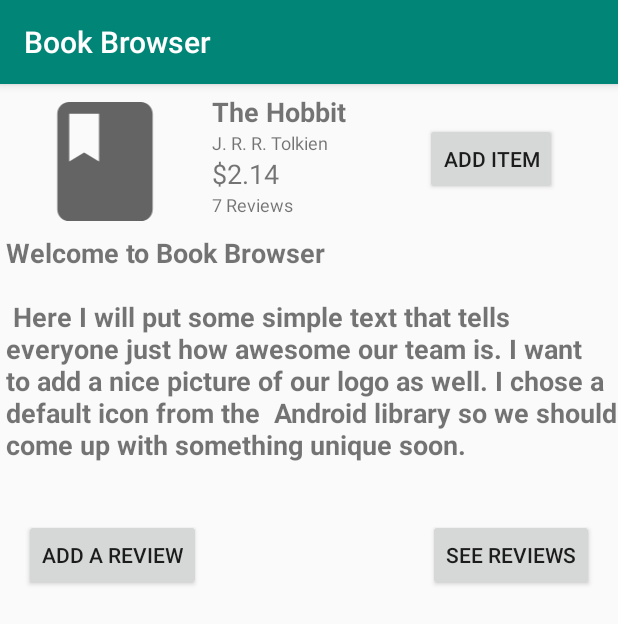
After one commit to LanceDCantu/BookBrowser, an Android app: the BookInfo screen opened directly, with no data from a screen before it, on a phone screen of 412 x 824 dp. The commit adds this screen. Shown: the top 624 px of the screen. Run offline under Robolectric (Android 15) with nearby library versions, the phone set to English and light mode, and no system bars; our stand-ins replace Firebase (no records; nobody signed in at launch, a user with empty details on screens opened directly).

Commit message:
Added book info page

```diff
--- a/app/src/main/AndroidManifest.xml
+++ b/app/src/main/AndroidManifest.xml
@@ -46,6 +46,9 @@
                 android:theme="@style/AppTheme.NoActionBar">
         </activity>
         <activity
+                android:name=".BookInfo">
+        </activity>
+        <activity
                 android:name=".login"
                 android:label="@string/title_activity_login"
                 android:theme="@style/AppTheme.NoActionBar">
--- /dev/null
+++ b/app/src/main/java/com/example/lance/bookbrowser/BookInfo.kt
@@ -0,0 +1,65 @@
+package com.example.lance.bookbrowser
+
+import android.app.SearchManager
+import android.content.Context
+import android.content.Intent
+import android.os.Bundle
+import android.os.PersistableBundle
+import android.support.constraint.Group
+import android.support.design.widget.Snackbar
+import android.support.design.widget.NavigationView
+import android.support.v4.view.GravityCompat
+import android.support.v7.app.ActionBarDrawerToggle
+import android.support.v7.app.AppCompatActivity
+
+import android.util.Log
+import android.view.Menu
+import android.view.MenuItem
+import android.view.View
+import android.widget.Button
+import android.widget.SearchView
+import android.widget.Toast
+import com.example.lance.bookbrowser.notification.NotificationCountSetClass
+import kotlinx.android.synthetic.main.activity_main.*
+import kotlinx.android.synthetic.main.app_bar_main.*
+
+import com.google.firebase.database.*
+import com.google.firebase.database.core.Constants
+import kotlinx.android.synthetic.main.content_main.*
+import kotlinx.android.synthetic.main.book_info.*
+
+class BookInfo : AppCompatActivity(), View.OnClickListener {
+    override fun onClick(v: View?) {
+        when(v?.id){
+/*
+            R.id.addButton->{
+                cartItems++
+                NotificationCountSetClass.setNotifyCount(cartItems)
+                invalidateOptionsMenu() //refresh counter
+            }
+
+            R.id.button3->{
+                cartItems--
+                NotificationCountSetClass.setNotifyCount(cartItems)
+                invalidateOptionsMenu() //refresh counter
+            }*/
+
+        }
+    }
+
+    var cartItems = 0
+    override fun onCreate(savedInstanceState: Bundle?){
+
+        super.onCreate(savedInstanceState)
+        setContentView(R.layout.book_info)
+
+        addButton.setOnClickListener(this)
+
+    }
+/*
+    override fun onPrepareOptionsMenu(menu: Menu): Boolean {
+        var item = menu.findItem(R.id.action_cart)
+        NotificationCountSetClass.setAddToCart(this@BookInfo, item, cartItems!!)
+        return super.onPrepareOptionsMenu(menu)
+    }*/
+}
--- /dev/null
+++ b/app/src/main/res/layout/book_info.xml
@@ -0,0 +1,103 @@
+<?xml version="1.0" encoding="utf-8"?>
+<android.support.constraint.ConstraintLayout
+        xmlns:android="http://schemas.android.com/apk/res/android"
+        xmlns:tools="http://schemas.android.com/tools"
+        xmlns:app="http://schemas.android.com/apk/res-auto"
+        android:layout_width="match_parent"
+        android:layout_height="match_parent"
+        tools:context=".BookInfo">
+    <LinearLayout
+            android:layout_width="wrap_content"
+            android:layout_height="wrap_content"
+            android:orientation="vertical"
+            android:layout_marginLeft="4dp"
+            app:layout_constraintStart_toStartOf="parent" android:id="@+id/linearLayout2"
+            app:layout_constraintTop_toTopOf="parent">
+        <android.support.constraint.ConstraintLayout
+                android:id="@+id/book_1"
+                android:orientation="vertical"
+                android:layout_width="match_parent"
+                android:layout_height="100dp">
+
+            <LinearLayout
+                    android:layout_width="wrap_content"
+                    android:layout_height="wrap_content"
+                    android:orientation="vertical"
+                    android:layout_marginStart="128dp"
+                    app:layout_constraintStart_toStartOf="parent" android:id="@+id/linearLayout"
+                    app:layout_constraintTop_toTopOf="parent" app:layout_constraintStart_toEndOf="@+id/imageView2"
+                    app:layout_constraintEnd_toStartOf="@+id/addButton" android:layout_marginEnd="43dp"
+            >
+
+                <TextView
+                        android:layout_width="wrap_content"
+                        android:layout_height="wrap_content"
+                        android:layout_marginTop="6dp"
+                        android:text="@string/book_title"
+                        android:textSize="18sp"
+                        android:textStyle="bold"/>
+
+                <TextView
+                        android:layout_width="wrap_content"
+                        android:layout_height="wrap_content"
+                        android:text="@string/author_name"
+                        android:textSize="12sp"/>
+
+                <TextView
+                        android:layout_width="wrap_content"
+                        android:layout_height="wrap_content"
+                        android:text="@string/price"
+                        android:textSize="18sp"/>
+
+                <TextView
+                        android:layout_width="wrap_content"
+                        android:layout_height="wrap_content"
+                        android:text="@string/reviews"
+                        android:textSize="12sp"/>
+
+
+            </LinearLayout>
+            <ImageView
+                    android:layout_width="0dp"
+                    android:layout_height="95dp"
+                    android:layout_gravity="start"
+                    android:contentDescription="@string/book_title"
+                    app:srcCompat="@drawable/baseline_book_24"
+                    tools:src="@drawable/baseline_book_24"
+                    app:layout_constraintTop_toTopOf="parent"
+                    android:layout_marginTop="4dp" android:id="@+id/imageView2"
+                    app:layout_constraintStart_toStartOf="parent" app:layout_constraintEnd_toStartOf="@+id/linearLayout"
+                    android:layout_marginEnd="5dp"/>
+            <Button
+                    android:text="Add Item"
+                    android:layout_width="wrap_content"
+                    android:layout_height="wrap_content"
+                    android:id="@+id/addButton"
+                    app:layout_constraintStart_toEndOf="@+id/linearLayout" app:layout_constraintEnd_toEndOf="parent"
+                    app:layout_constraintTop_toTopOf="parent" app:layout_constraintBottom_toBottomOf="parent"
+                    android:layout_marginEnd="35dp"/>
+        </android.support.constraint.ConstraintLayout>
+        <TextView
+                android:layout_width="wrap_content"
+                android:layout_height="wrap_content"
+                android:text="@string/about_us_text"
+                android:textSize="18sp"
+                android:textStyle="bold"/>
+    </LinearLayout>
+    <Button
+            android:text="Add a Review"
+            android:layout_width="wrap_content"
+            android:layout_height="wrap_content"
+            android:id="@+id/addReview"
+            app:layout_constraintStart_toStartOf="parent" android:layout_marginTop="37dp"
+            android:layout_marginStart="16dp"
+            app:layout_constraintTop_toBottomOf="@+id/linearLayout2"/>
+    <Button
+            android:text="See Reviews"
+            android:layout_width="wrap_content"
+            android:layout_height="wrap_content"
+            android:id="@+id/checkReviews" android:layout_marginTop="37dp"
+            app:layout_constraintTop_toBottomOf="@+id/linearLayout2" android:layout_marginEnd="16dp"
+            app:layout_constraintEnd_toEndOf="parent"/>
+
+</android.support.constraint.ConstraintLayout>
```
Also changed, not shown: app/src/main/java/com/example/lance/bookbrowser/MainActivity.kt (+14 -6 lines), app/src/main/java/com/example/lance/bookbrowser/badge/BadgeDrawable.kt (added, +97 -0 lines), app/src/main/java/com/example/lance/bookbrowser/badge/NotificationCountSetClass.kt (added, +29 -0 lines), app/src/main/java/com/example/lance/bookbrowser/badge/SetNotificationCount.kt (added, +29 -0 lines), app/src/main/res/drawable/ic_menu_notifications.xml (added, +15 -0 lines), app/src/main/res/drawable/ic_shopping_cart_black_24dp.png (added), app/src/main/res/drawable/ic_shopping_cart_white_24dp.png (added).
